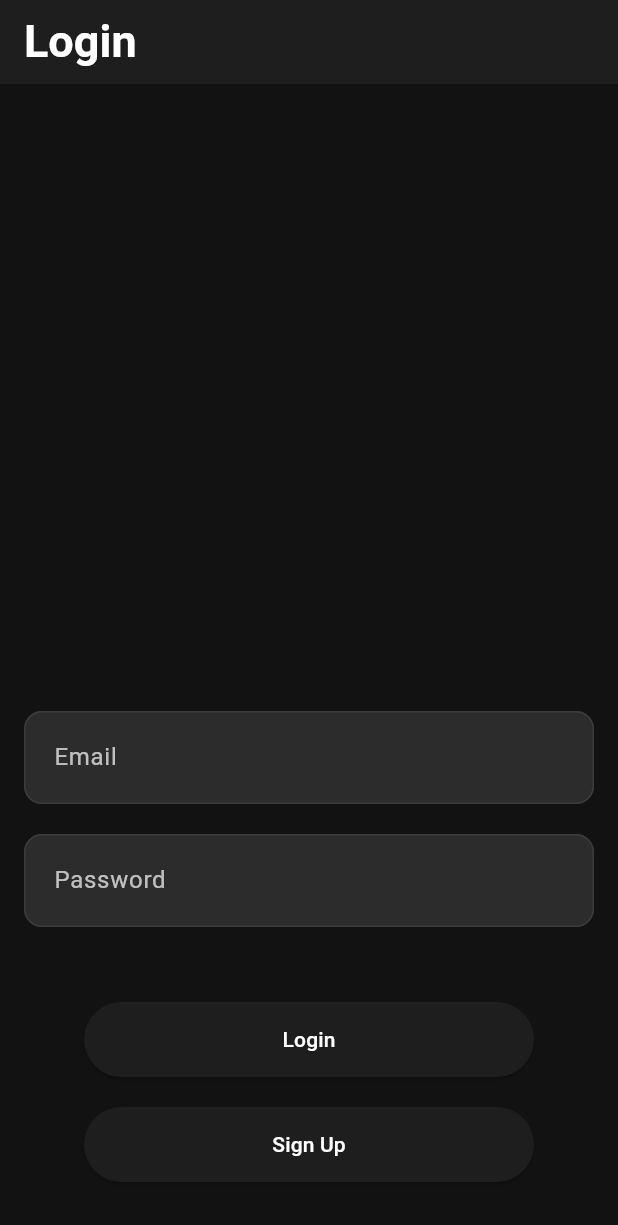
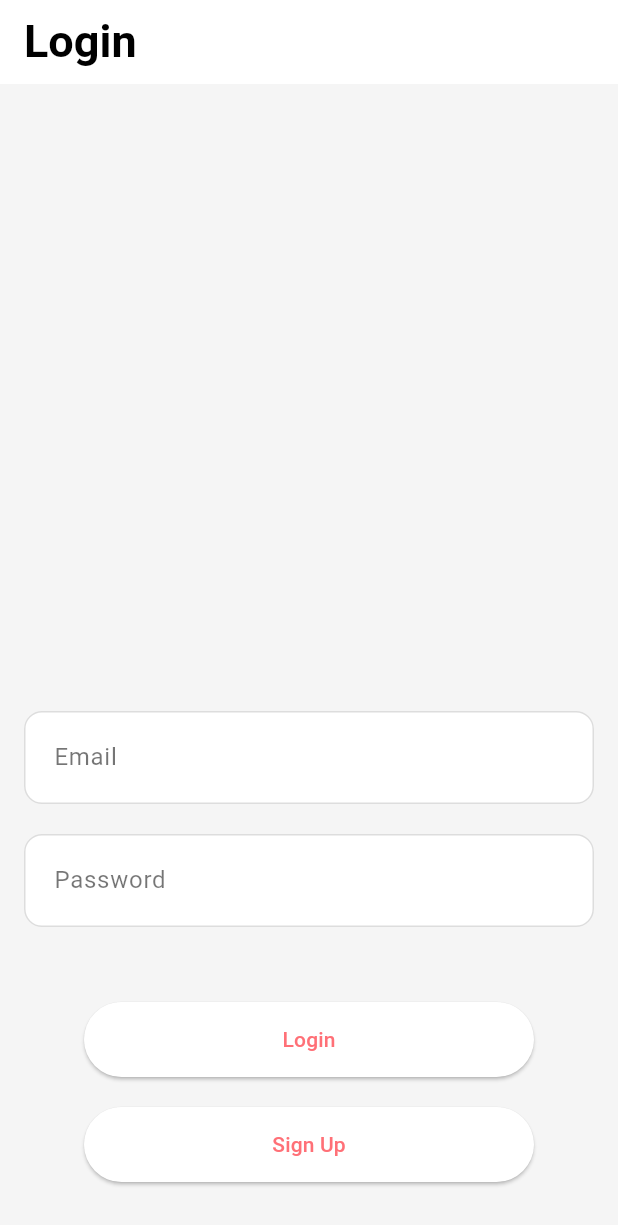
Before and after one commit to dinethsiriwardana/E-commerce-App-with-Firebase-Authentication-and-GetX, a Flutter app: the screen it shows after launch, on a phone screen of 412 x 824 dp. Shown: the top 1225 px of the screen. Run offline on Flutter 3.47's test engine with Material 3 defaults, Android fonts, the phone set to English and light mode, and no system bars; our stand-ins replace cached_network_image, carousel_slider, firebase_auth, firebase_core, get; accounts and stored records are empty; network calls fail.

Commit message:
change styles

```diff
--- a/lib/core/utils/theme_data.dart
+++ b/lib/core/utils/theme_data.dart
@@ -2,41 +2,41 @@ import 'package:flutter/material.dart';
 
 ThemeData themeData = ThemeData(
   useMaterial3: true,
-  brightness: Brightness.dark,
-  scaffoldBackgroundColor: const Color(0xFF121212),
+  brightness: Brightness.light,
+  scaffoldBackgroundColor: const Color(0xFFF5F5F5), // Light background
 
   // Color Scheme (minimal required for the components)
-  colorScheme: const ColorScheme.dark(
-    primary: Colors.white,
-    surface: Color(0xFF1E1E1E),
-    background: Color(0xFF121212),
-    onSurface: Colors.white,
-    onBackground: Colors.white,
+  colorScheme: const ColorScheme.light(
+    primary: Color(0xFFFF7077), // Primary color
+    surface: Color(0xFFFFFFFF), // White surface
+    background: Color(0xFFF5F5F5), // Light background
+    onSurface: Color(0xFF000000), // Text color on surface
+    onBackground: Color(0xFF000000), // Text color on background
   ),
 
   // Text Theme
   textTheme: const TextTheme(
     // For headings and titles
     titleLarge: TextStyle(
-      color: Colors.white,
+      color: Color(0xFF000000), // Dark text for titles
       fontSize: 30,
       fontWeight: FontWeight.w600,
     ),
     // For regular text
     bodyLarge: TextStyle(
-      color: Colors.white,
+      color: Color(0xFF000000), // Dark text for body
       fontSize: 25,
       fontWeight: FontWeight.normal,
     ),
     // For smaller text and labels
     bodyMedium: TextStyle(
-      color: Colors.white70,
+      color: Colors.black54, // Lighter dark text
       fontSize: 20,
       fontWeight: FontWeight.normal,
     ),
     // For input text
     bodySmall: TextStyle(
-      color: Colors.white60,
+      color: Colors.black38, // Light gray text
       fontSize: 12,
       fontWeight: FontWeight.normal,
     ),
@@ -45,7 +45,7 @@ ThemeData themeData = ThemeData(
   // Input Decoration Theme
   inputDecorationTheme: InputDecorationTheme(
     filled: true,
-    fillColor: const Color(0xFF2C2C2C),
+    fillColor: const Color(0xFFFFFFFF), // White input background
     // Normal border
     border: OutlineInputBorder(
       borderRadius: BorderRadius.circular(12),
@@ -54,20 +54,22 @@ ThemeData themeData = ThemeData(
     // When the input is enabled but not focused
     enabledBorder: OutlineInputBorder(
       borderRadius: BorderRadius.circular(12),
-      borderSide: const BorderSide(color: Color(0xFF3C3C3C), width: 1),
+      borderSide: const BorderSide(
+          color: Color(0xFFDDDDDD), width: 1), // Light gray border
     ),
     // When the input is focused
     focusedBorder: OutlineInputBorder(
       borderRadius: BorderRadius.circular(12),
-      borderSide: BorderSide(color: Colors.blue[400]!, width: 2),
+      borderSide: BorderSide(
+          color: const Color(0xFFFF7077), width: 2), // Primary color border
     ),
     // Text styling
     labelStyle: const TextStyle(
-      color: Colors.white70,
+      color: Colors.black54, // Lighter dark text for labels
       fontSize: 16,
     ),
     hintStyle: const TextStyle(
-      color: Colors.white38,
+      color: Colors.black38, // Hint text in light gray
       fontSize: 16,
     ),
     // Padding inside the input
@@ -81,12 +83,13 @@ ThemeData themeData = ThemeData(
   dropdownMenuTheme: DropdownMenuThemeData(
     // Text style for the selected item
     textStyle: const TextStyle(
-      color: Colors.white,
+      color: Colors.black, // Dark text for dropdown items
       fontSize: 16,
     ),
     // Menu styling
     menuStyle: MenuStyle(
-      backgroundColor: MaterialStateProperty.all(const Color(0xFF2C2C2C)),
+      backgroundColor: MaterialStateProperty.all(
+          const Color(0xFFFFFFFF)), // White background for dropdown
       elevation: MaterialStateProperty.all(8),
       padding: MaterialStateProperty.all(
         const EdgeInsets.symmetric(vertical: 8),
@@ -100,18 +103,18 @@ ThemeData themeData = ThemeData(
   ),
 );
 
-BoxDecoration darkModeBoxDecoration = BoxDecoration(
-  color: const Color(0xFF1E1E1E), // Background color for containers
+BoxDecoration lightModeBoxDecoration = BoxDecoration(
+  color: const Color(0xFFFFFFFF), // White background for containers
   borderRadius: BorderRadius.circular(12), // Rounded corners
   boxShadow: [
     BoxShadow(
-      color: Colors.black.withOpacity(0.25), // Slight shadow
+      color: Colors.black.withOpacity(0.1), // Light shadow
       blurRadius: 8, // Blur effect
       offset: const Offset(0, 4), // Shadow position
     ),
   ],
   border: Border.all(
-    color: const Color(0xFF3C3C3C), // Border color
+    color: const Color(0xFFDDDDDD), // Light gray border color
     width: 1,
   ),
 );
```
Also changed, not shown: lib/app/modules/products/views/home_page.dart (+66 -17 lines).
